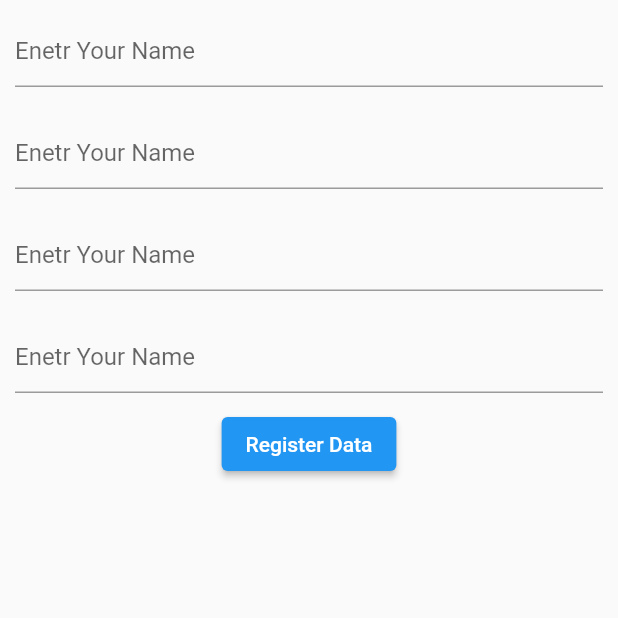
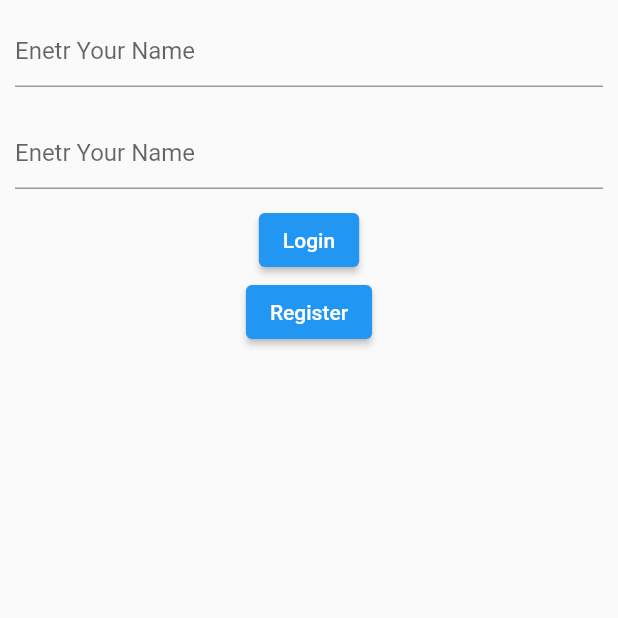
Before and after one commit to Pragneshflutter/Ecommerceapp, a Flutter app: the RegisterUser screen opened directly, after a tap on "Register Data", on a phone screen of 412 x 824 dp, the top half of it. Run offline on Flutter 3.47's test engine with Material 2 defaults, Android fonts, the phone set to English and light mode, and no system bars; our stand-ins replace flutter_neumorphic, image_picker, lottie, shared_preferences, sqflite; accounts and stored records are empty; project files that could hold a hidden picture were left out.

Commit message:
offlinedatabase21/12/22

```diff
--- /dev/null
+++ b/lib/OfflineDatabse/Loginpagee.dart
@@ -0,0 +1,79 @@
+import 'package:apicalling/Databaseclass.dart';
+import 'package:flutter/material.dart';
+import 'package:sqflite/sqflite.dart';
+
+import 'RegisterUser.dart';
+
+class Loginpagee extends StatefulWidget {
+  const Loginpagee({Key? key}) : super(key: key);
+
+  @override
+  State<Loginpagee> createState() => _LoginpageeState();
+}
+
+class _LoginpageeState extends State<Loginpagee> {
+  TextEditingController email = TextEditingController();
+  TextEditingController pass = TextEditingController();
+  Database? databse;
+
+  @override
+  void initState() {
+    // TODO: implement initState
+    super.initState();
+    Fordatabse();
+  }
+
+  void Fordatabse() {
+    Databaseclass().GetDatabase().then((value) {
+      setState(() {
+        databse = value;
+      });
+    });
+  }
+
+  @override
+  Widget build(BuildContext context) {
+    return Scaffold(
+      body: Column(
+        children: [
+          Container(
+              margin: EdgeInsets.all(10),
+              child: TextField(
+                decoration: InputDecoration(hintText: "Enetr Your Name"),
+                controller: email,
+              )),
+          Container(
+              margin: EdgeInsets.all(10),
+              child: TextField(
+                decoration: InputDecoration(hintText: "Enetr Your Name"),
+                controller: pass,
+              )),
+          ElevatedButton(
+              onPressed: () {
+                Databaseclass()
+                    .LoginUser(email.text, pass.text, databse!)
+                    .then((value) {
+                  if (value.length == 1) {
+                    ScaffoldMessenger.of(context).showSnackBar(
+                        SnackBar(content: Text("Login SuccessFully")));
+                  } else {
+                    ScaffoldMessenger.of(context).showSnackBar(
+                        SnackBar(content: Text("User Not Fount")));
+                  }
+                });
+              },
+              child: Text("Login")),
+          ElevatedButton(
+              onPressed: () {
+                Navigator.pushReplacement(context, MaterialPageRoute(
+                  builder: (context) {
+                    return RegisterUser();
+                  },
+                ));
+              },
+              child: Text("Register"))
+        ],
+      ),
+    );
+  }
+}
--- a/lib/RegisterUser.dart
+++ b/lib/OfflineDatabse/RegisterUser.dart
@@ -1,7 +1,9 @@
+import 'package:apicalling/Loginpage.dart';
 import 'package:flutter/material.dart';
 import 'package:sqflite/sqflite.dart';
 
-import 'Databaseclass.dart';
+import '../Databaseclass.dart';
+import 'Loginpagee.dart';
 
 class RegisterUser extends StatefulWidget {
   const RegisterUser({Key? key}) : super(key: key);
@@ -16,9 +18,9 @@ class _RegisterUserState extends State<RegisterUser> {
   TextEditingController number = TextEditingController();
   TextEditingController password = TextEditingController();
 
-  Database?  db ;
+  Database? db;
 
-@override
+  @override
   void initState() {
     // TODO: implement initState
     super.initState();
@@ -26,15 +28,13 @@ class _RegisterUserState extends State<RegisterUser> {
   }
 
   void ForDatabase() {
-
     Databaseclass().GetDatabase().then((value) {
       setState(() {
         db = value;
       });
+    });
+  }
 
-    });
-
-  }
   @override
   Widget build(BuildContext context) {
     return Scaffold(
@@ -63,19 +63,21 @@ class _RegisterUserState extends State<RegisterUser> {
               decoration: InputDecoration(hintText: "Enetr Your Name"),
               controller: email,
             )),
-        ElevatedButton(onPressed: () {
-
-
-
-          Databaseclass().InsertuserData(name.text,number.text,password.text,email.text,db!);
-
-
-
-
-        }, child: Text("Register Data"))
+        ElevatedButton(
+            onPressed: () {
+              Databaseclass()
+                  .InsertuserData(
+                      name.text, number.text, password.text, email.text, db!)
+                  .then((value) {
+                Navigator.pushReplacement(context, MaterialPageRoute(
+                  builder: (context) {
+                    return Loginpagee();
+                  },
+                ));
+              });
+            },
+            child: Text("Register Data"))
       ]),
     );
   }
-
-
 }
--- a/lib/main.dart
+++ b/lib/main.dart
@@ -11,7 +11,9 @@ import 'package:flutter/material.dart';
 import 'package:http/http.dart' as http;
 import 'package:image_picker/image_picker.dart';
 
-import 'RegisterUser.dart';
+import 'Loginpage.dart';
+import 'OfflineDatabse/Loginpagee.dart';
+import 'OfflineDatabse/RegisterUser.dart';
 import 'SplashCreen.dart';
 
 abstract class Myclass {
@@ -49,7 +51,7 @@ class Mytclas2 extends Myclass {
 //
 void main() {
   runApp(MaterialApp(
-    home: RegisterUser(),
+    home: Loginpagee(),
   ));
 }
 
```
Also changed, not shown: lib/Databaseclass.dart (+10 -0 lines).
